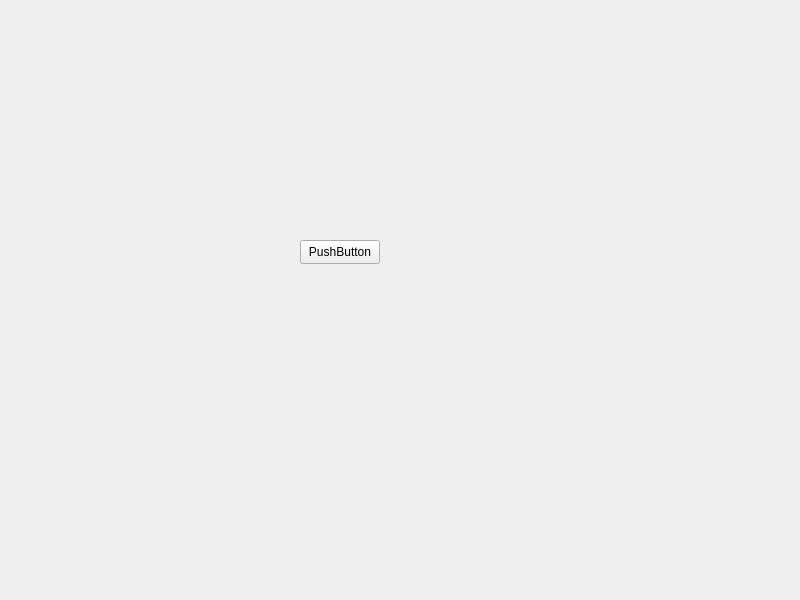
First picture: the form in spotTheDiff.ui, repository gct0005/ACES, before the edit.
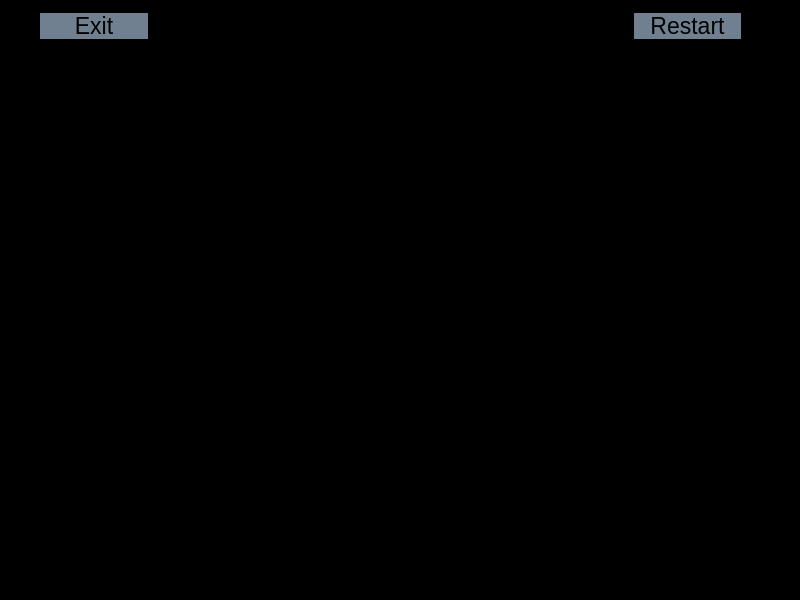
Second picture: the form after the edit.

```diff
--- a/spotTheDiff.ui
+++ b/spotTheDiff.ui
@@ -13,18 +13,126 @@
   <property name="windowTitle">
    <string>Form</string>
   </property>
-  <widget class="QPushButton" name="pushButton">
+  <property name="autoFillBackground">
+   <bool>false</bool>
+  </property>
+  <property name="styleSheet">
+   <string notr="true">background-color: black
+</string>
+  </property>
+  <widget class="QWidget" name="">
    <property name="geometry">
     <rect>
-     <x>300</x>
-     <y>240</y>
-     <width>80</width>
-     <height>24</height>
+     <x>0</x>
+     <y>10</y>
+     <width>801</width>
+     <height>33</height>
     </rect>
    </property>
-   <property name="text">
-    <string>PushButton</string>
-   </property>
+   <layout class="QHBoxLayout" name="horizontalLayout">
+    <item>
+     <spacer name="horizontalSpacer_2">
+      <property name="orientation">
+       <enum>Qt::Horizontal</enum>
+      </property>
+      <property name="sizeType">
+       <enum>QSizePolicy::Fixed</enum>
+      </property>
+      <property name="sizeHint" stdset="0">
+       <size>
+        <width>40</width>
+        <height>20</height>
+       </size>
+      </property>
+     </spacer>
+    </item>
+    <item>
+     <widget class="QPushButton" name="homeButton">
+      <property name="font">
+       <font>
+        <pointsize>17</pointsize>
+       </font>
+      </property>
+      <property name="styleSheet">
+       <string notr="true">QPushButton#homeButton { 
+	background-color: slategrey; 
+	border-radius: 15px;
+	color: black; 
+}
+
+QPushButton#homeButton:hover { 
+	background-color: rgb(142, 158, 174); 
+	border-radius: 15px;
+	border: 2px solid slategrey;
+}
+
+</string>
+      </property>
+      <property name="text">
+       <string>Exit</string>
+      </property>
+     </widget>
+    </item>
+    <item>
+     <spacer name="horizontalSpacer">
+      <property name="orientation">
+       <enum>Qt::Horizontal</enum>
+      </property>
+      <property name="sizeType">
+       <enum>QSizePolicy::Fixed</enum>
+      </property>
+      <property name="sizeHint" stdset="0">
+       <size>
+        <width>480</width>
+        <height>20</height>
+       </size>
+      </property>
+     </spacer>
+    </item>
+    <item>
+     <widget class="QPushButton" name="restartButton">
+      <property name="font">
+       <font>
+        <pointsize>17</pointsize>
+       </font>
+      </property>
+      <property name="styleSheet">
+       <string notr="true">QPushButton#restartButton { 
+	background-color: slategrey; 
+	border-radius: 15px;
+	color: black; 
+}
+
+QPushButton#restartButton:hover { 
+	background-color: rgb(142, 158, 174); 
+	border-radius: 15px;
+	border: 2px solid slategrey;
+}
+
+</string>
+      </property>
+      <property name="text">
+       <string>Restart</string>
+      </property>
+     </widget>
+    </item>
+    <item>
+     <spacer name="horizontalSpacer_3">
+      <property name="orientation">
+       <enum>Qt::Horizontal</enum>
+      </property>
+      <property name="sizeType">
+       <enum>QSizePolicy::Fixed</enum>
+      </property>
+      <property name="sizeHint" stdset="0">
+       <size>
+        <width>60</width>
+        <height>20</height>
+       </size>
+      </property>
+     </spacer>
+    </item>
+   </layout>
   </widget>
  </widget>
  <resources/>
```
